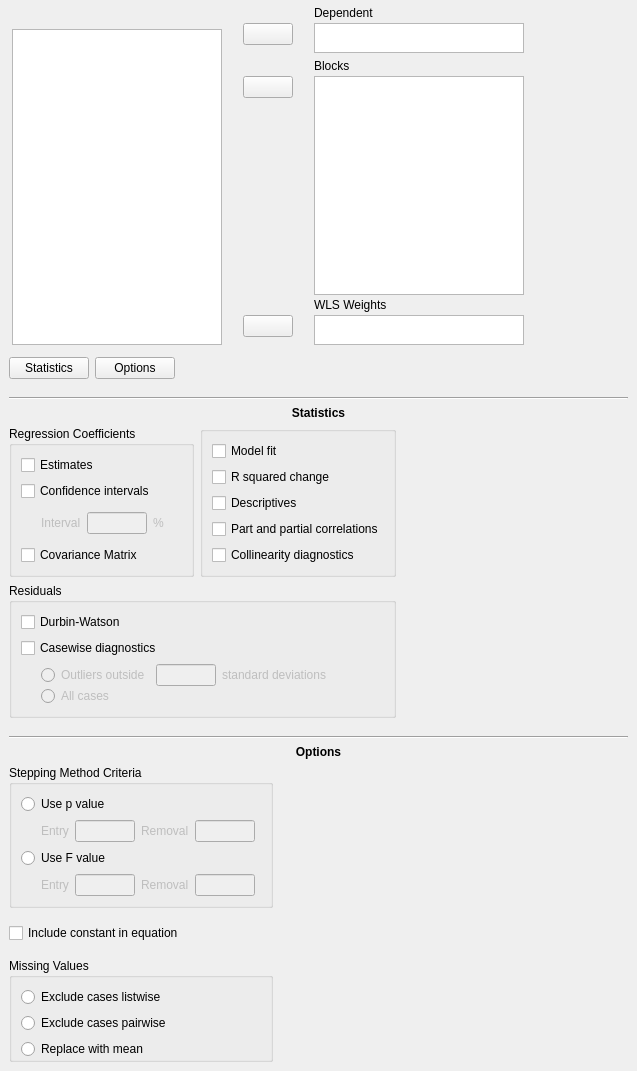
Above: JASP-Desktop/analysisforms/regressionlinearform.ui from jasp-stats/jasp-desktop before the change. Below: the same form after it.
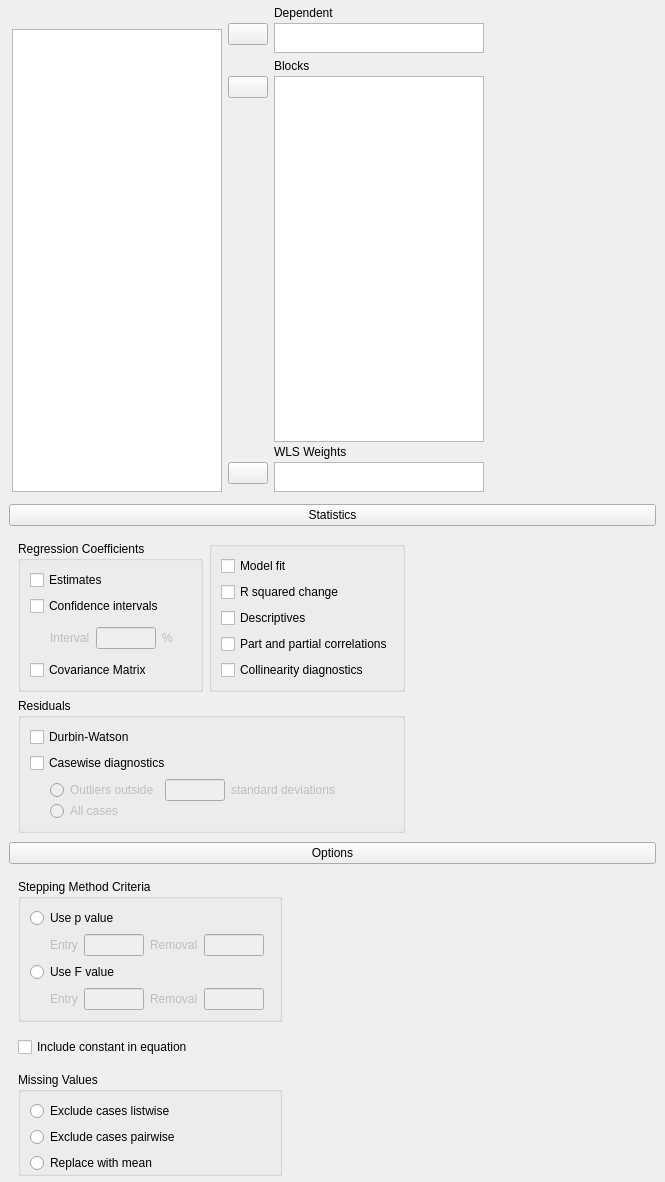
That is the form after the change. Custom widgets are drawn as their Qt base class.

Commit message:
Updates to the Linear Regression form
Made consistent with the other forms

```diff
--- a/JASP-Desktop/analysisforms/regressionlinearform.ui
+++ b/JASP-Desktop/analysisforms/regressionlinearform.ui
@@ -6,14 +6,14 @@
    <rect>
     <x>0</x>
     <y>0</y>
-    <width>637</width>
-    <height>1071</height>
+    <width>665</width>
+    <height>1182</height>
    </rect>
   </property>
   <property name="windowTitle">
    <string>Form</string>
   </property>
-  <layout class="QGridLayout" name="gridLayout_16">
+  <layout class="QGridLayout" name="gridLayout_21">
    <property name="leftMargin">
     <number>0</number>
    </property>
@@ -41,9 +41,6 @@
       <property name="rightMargin">
        <number>12</number>
       </property>
-      <property name="bottomMargin">
-       <number>3</number>
-      </property>
       <property name="verticalSpacing">
        <number>3</number>
       </property>
@@ -330,63 +327,123 @@
      </property>
     </widget>
    </item>
-   <item row="1" column="0">
+   <item row="1" column="0" colspan="2">
     <widget class="QWidget" name="widget_7" native="true">
-     <layout class="QGridLayout" name="gridLayout_17">
-      <item row="0" column="2">
-       <widget class="QWidget" name="widget_24" native="true">
-        <property name="sizePolicy">
-         <sizepolicy hsizetype="Preferred" vsizetype="Preferred">
-          <horstretch>1</horstretch>
-          <verstretch>0</verstretch>
-         </sizepolicy>
-        </property>
-       </widget>
-      </item>
-      <item row="0" column="1">
-       <widget class="QPushButton" name="buttonOptions">
-        <property name="text">
-         <string>Options</string>
-        </property>
-        <property name="checkable">
-         <bool>true</bool>
-        </property>
-       </widget>
-      </item>
+     <layout class="QGridLayout" name="gridLayout_16">
+      <property name="topMargin">
+       <number>3</number>
+      </property>
+      <property name="bottomMargin">
+       <number>3</number>
+      </property>
       <item row="0" column="0">
-       <widget class="QPushButton" name="buttonStatistics">
+       <widget class="ExpanderButton" name="pushButton">
         <property name="text">
          <string>Statistics</string>
         </property>
-        <property name="checkable">
-         <bool>true</bool>
-        </property>
        </widget>
       </item>
-     </layout>
-    </widget>
-   </item>
-   <item row="2" column="0" colspan="2">
+      <item row="1" column="0">
     <widget class="QWidget" name="panelStatistics" native="true">
      <layout class="QGridLayout" name="gridLayout_11">
-      <item row="0" column="0" colspan="3">
-       <widget class="Line" name="line_2">
+         <property name="bottomMargin">
+          <number>3</number>
+         </property>
+         <item row="1" column="0" colspan="2">
+          <widget class="QGroupBox" name="groupBox_3">
+           <property name="title">
+            <string>Residuals</string>
+           </property>
+           <property name="flat">
+            <bool>true</bool>
+           </property>
+           <layout class="QGridLayout" name="gridLayout_8">
+            <item row="2" column="0">
+             <widget class="BoundGroupBox" name="residuals_casewiseDiagnosticsType" native="true">
+              <property name="enabled">
+               <bool>false</bool>
+              </property>
+              <layout class="QGridLayout" name="gridLayout_7">
+               <property name="leftMargin">
+                <number>20</number>
+               </property>
+               <property name="topMargin">
+                <number>0</number>
+               </property>
+               <property name="rightMargin">
+                <number>0</number>
+               </property>
+               <property name="bottomMargin">
+                <number>0</number>
+               </property>
+               <property name="verticalSpacing">
+                <number>0</number>
+               </property>
+               <item row="0" column="0">
+                <widget class="QRadioButton" name="_1outliersOutside">
+                 <property name="text">
+                  <string>Outliers outside</string>
+                 </property>
+                </widget>
+               </item>
+               <item row="0" column="1">
+                <widget class="BoundTextBox" name="residuals_casewiseDiagnosticsOutliersOutside">
+                 <property name="maximumSize">
+                  <size>
+                   <width>60</width>
+                   <height>16777215</height>
+                  </size>
+                 </property>
+                </widget>
+               </item>
+               <item row="0" column="2">
+                <widget class="QLabel" name="label_6">
+                 <property name="text">
+                  <string>standard deviations</string>
+                 </property>
+                </widget>
+               </item>
+               <item row="1" column="0">
+                <widget class="QRadioButton" name="_2allCases">
+                 <property name="text">
+                  <string>All cases</string>
+                 </property>
+                </widget>
+               </item>
+              </layout>
+             </widget>
+            </item>
+            <item row="0" column="0">
+             <widget class="BoundCheckBox" name="residuals_durbinWatson">
+              <property name="text">
+               <string>Durbin-Watson</string>
+              </property>
+             </widget>
+            </item>
+            <item row="1" column="0">
+             <widget class="BoundCheckBox" name="residuals_casewiseDiagnostics">
+              <property name="text">
+               <string>Casewise diagnostics</string>
+              </property>
+             </widget>
+            </item>
+            <item row="2" column="1">
+             <spacer name="horizontalSpacer">
         <property name="orientation">
          <enum>Qt::Horizontal</enum>
         </property>
-       </widget>
-      </item>
-      <item row="1" column="0" colspan="3">
-       <widget class="QLabel" name="label_7">
-        <property name="text">
-         <string>&lt;html&gt;&lt;head/&gt;&lt;body&gt;&lt;p&gt;&lt;span style=&quot; font-weight:600;&quot;&gt;Statistics&lt;/span&gt;&lt;/p&gt;&lt;/body&gt;&lt;/html&gt;</string>
-        </property>
-        <property name="alignment">
-         <set>Qt::AlignCenter</set>
-        </property>
-       </widget>
-      </item>
-      <item row="2" column="0">
+              <property name="sizeHint" stdset="0">
+               <size>
+                <width>40</width>
+                <height>20</height>
+               </size>
+              </property>
+             </spacer>
+            </item>
+           </layout>
+          </widget>
+         </item>
+         <item row="0" column="0">
        <widget class="QGroupBox" name="groupBox">
         <property name="title">
          <string>Regression Coefficients</string>
@@ -464,7 +521,7 @@
         </layout>
        </widget>
       </item>
-      <item row="2" column="1">
+         <item row="0" column="1">
        <widget class="QGroupBox" name="groupBox_2">
         <property name="title">
          <string/>
@@ -511,7 +568,7 @@
         </layout>
        </widget>
       </item>
-      <item row="2" column="2" rowspan="2">
+         <item row="0" column="2" rowspan="2">
        <widget class="QWidget" name="widget_20" native="true">
         <property name="sizePolicy">
          <sizepolicy hsizetype="Preferred" vsizetype="Preferred">
@@ -521,114 +578,35 @@
         </property>
        </widget>
       </item>
-      <item row="3" column="0" colspan="2">
-       <widget class="QGroupBox" name="groupBox_3">
-        <property name="title">
-         <string>Residuals</string>
-        </property>
-        <property name="flat">
-         <bool>true</bool>
-        </property>
-        <layout class="QGridLayout" name="gridLayout_8">
-         <item row="2" column="0">
-          <widget class="BoundGroupBox" name="residuals_casewiseDiagnosticsType" native="true">
-           <property name="enabled">
-            <bool>false</bool>
-           </property>
-           <layout class="QGridLayout" name="gridLayout_7">
-            <property name="leftMargin">
-             <number>20</number>
-            </property>
+        </layout>
+       </widget>
+      </item>
+     </layout>
+    </widget>
+   </item>
+   <item row="2" column="0" colspan="2">
+    <widget class="QWidget" name="widget_8" native="true">
+     <layout class="QGridLayout" name="gridLayout_17">
             <property name="topMargin">
-             <number>0</number>
-            </property>
-            <property name="rightMargin">
-             <number>0</number>
+       <number>3</number>
             </property>
             <property name="bottomMargin">
-             <number>0</number>
-            </property>
-            <property name="verticalSpacing">
-             <number>0</number>
-            </property>
+       <number>3</number>
+      </property>
             <item row="0" column="0">
-             <widget class="QRadioButton" name="_1outliersOutside">
+       <widget class="ExpanderButton" name="pushButton_2">
               <property name="text">
-               <string>Outliers outside</string>
+         <string>Options</string>
               </property>
              </widget>
             </item>
-            <item row="0" column="1">
-             <widget class="BoundTextBox" name="residuals_casewiseDiagnosticsOutliersOutside">
-              <property name="maximumSize">
-               <size>
-                <width>60</width>
-                <height>16777215</height>
-               </size>
-              </property>
-             </widget>
-            </item>
-            <item row="0" column="2">
-             <widget class="QLabel" name="label_6">
-              <property name="text">
-               <string>standard deviations</string>
-              </property>
-             </widget>
-            </item>
             <item row="1" column="0">
-             <widget class="QRadioButton" name="_2allCases">
-              <property name="text">
-               <string>All cases</string>
-              </property>
-             </widget>
-            </item>
-           </layout>
-          </widget>
-         </item>
-         <item row="0" column="0">
-          <widget class="BoundCheckBox" name="residuals_durbinWatson">
-           <property name="text">
-            <string>Durbin-Watson</string>
-           </property>
-          </widget>
-         </item>
-         <item row="1" column="0">
-          <widget class="BoundCheckBox" name="residuals_casewiseDiagnostics">
-           <property name="text">
-            <string>Casewise diagnostics</string>
-           </property>
-          </widget>
-         </item>
-         <item row="2" column="1">
-          <spacer name="horizontalSpacer">
-           <property name="orientation">
-            <enum>Qt::Horizontal</enum>
-           </property>
-           <property name="sizeHint" stdset="0">
-            <size>
-             <width>40</width>
-             <height>20</height>
-            </size>
-           </property>
-          </spacer>
-         </item>
-        </layout>
-       </widget>
-      </item>
-     </layout>
-    </widget>
-   </item>
-   <item row="3" column="0" colspan="2">
     <widget class="QWidget" name="panelOptions" native="true">
      <layout class="QGridLayout" name="gridLayout_15">
-      <item row="0" column="0" colspan="2">
-       <widget class="Line" name="line_3">
-        <property name="orientation">
-         <enum>Qt::Horizontal</enum>
-        </property>
-       </widget>
-      </item>
-      <item row="2" column="0">
+         <property name="bottomMargin">
+          <number>3</number>
+         </property>
+         <item row="0" column="0">
        <widget class="QGroupBox" name="groupBox_4">
         <property name="title">
          <string>Stepping Method Criteria</string>
@@ -788,7 +766,7 @@
         </layout>
        </widget>
       </item>
-      <item row="2" column="1" rowspan="3">
+         <item row="0" column="1" rowspan="3">
        <widget class="QWidget" name="widget_18" native="true">
         <property name="sizePolicy">
          <sizepolicy hsizetype="Preferred" vsizetype="Preferred">
@@ -798,7 +776,7 @@
         </property>
        </widget>
       </item>
-      <item row="3" column="0">
+         <item row="1" column="0">
        <widget class="QWidget" name="widget_19" native="true">
         <layout class="QGridLayout" name="gridLayout_14">
          <property name="leftMargin">
@@ -814,7 +792,7 @@
         </layout>
        </widget>
       </item>
-      <item row="4" column="0">
+         <item row="2" column="0">
        <widget class="QGroupBox" name="groupBox_5">
         <property name="title">
          <string>Missing Values</string>
@@ -868,14 +846,7 @@
         </layout>
        </widget>
       </item>
-      <item row="1" column="0" colspan="2">
-       <widget class="QLabel" name="label_8">
-        <property name="text">
-         <string>&lt;html&gt;&lt;head/&gt;&lt;body&gt;&lt;p&gt;&lt;span style=&quot; font-weight:600;&quot;&gt;Options&lt;/span&gt;&lt;/p&gt;&lt;/body&gt;&lt;/html&gt;</string>
-        </property>
-        <property name="alignment">
-         <set>Qt::AlignCenter</set>
-        </property>
+        </layout>
        </widget>
       </item>
      </layout>
@@ -915,6 +886,11 @@
    <header>widgets/boundgroupbox.h</header>
    <container>1</container>
   </customwidget>
+  <customwidget>
+   <class>ExpanderButton</class>
+   <extends>QPushButton</extends>
+   <header>widgets/expanderbutton.h</header>
+  </customwidget>
  </customwidgets>
  <resources/>
  <connections>
```
Left out of the diff: 32 changed lines with no effect on the pictures. Lines whose indentation alone changed are shown as unchanged.
